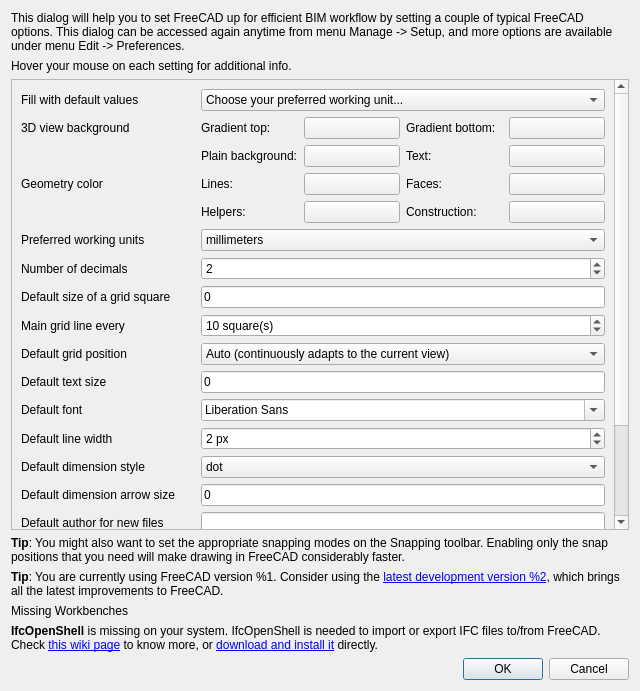
Above: src/Mod/BIM/Resources/ui/dialogSetup.ui from southseact-3d/fcd before the change. Below: the same form after it.
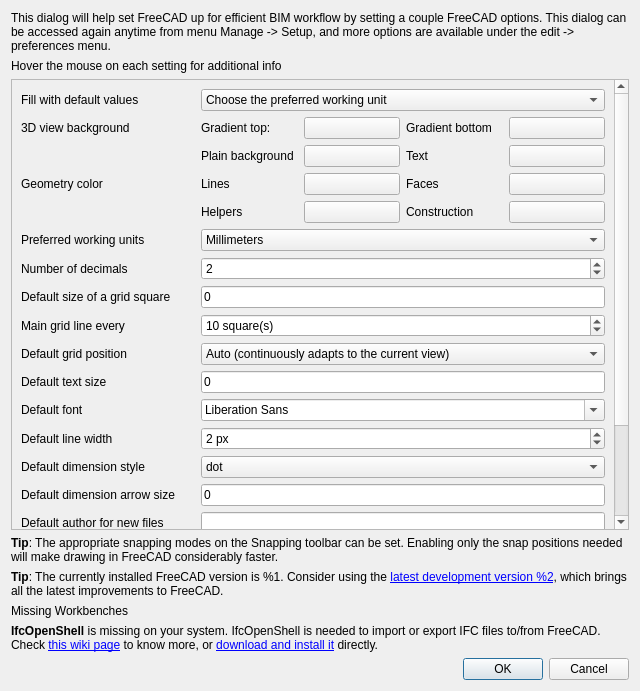
That is the form after the change. Custom widgets are drawn as their Qt base class.

```diff
--- a/src/Mod/BIM/Resources/ui/dialogSetup.ui
+++ b/src/Mod/BIM/Resources/ui/dialogSetup.ui
@@ -20,7 +20,7 @@
    <item>
     <widget class="QLabel" name="label_2">
      <property name="text">
-      <string>This dialog will help you to set FreeCAD up for efficient BIM workflow by setting a couple of typical FreeCAD options. This dialog can be accessed again anytime from menu Manage -&gt; Setup, and more options are available under menu Edit -&gt; Preferences.</string>
+      <string>This dialog will help set FreeCAD up for efficient BIM workflow by setting a couple FreeCAD options. This dialog can be accessed again anytime from menu Manage -&gt; Setup, and more options are available under the edit -&gt; preferences menu.</string>
      </property>
      <property name="wordWrap">
       <bool>true</bool>
@@ -30,7 +30,7 @@
    <item>
     <widget class="QLabel" name="label_18">
      <property name="text">
-      <string>Hover your mouse on each setting for additional info.</string>
+      <string>Hover the mouse on each setting for additional info</string>
      </property>
     </widget>
    </item>
@@ -82,7 +82,7 @@
            </property>
            <item>
             <property name="text">
-             <string>Choose your preferred working unit...</string>
+             <string>Choose the preferred working unit</string>
             </property>
            </item>
            <item>
@@ -116,7 +116,7 @@
            </property>
            <item>
             <property name="text">
-             <string>millimeters</string>
+             <string>Millimeters</string>
             </property>
            </item>
            <item>
@@ -360,21 +360,21 @@
            <item row="3" column="2">
             <widget class="QLabel" name="label_25">
              <property name="text">
-              <string>Construction:</string>
+              <string>Construction</string>
              </property>
             </widget>
            </item>
            <item row="3" column="0">
             <widget class="QLabel" name="label_26">
              <property name="text">
-              <string>Helpers:</string>
+              <string>Helpers</string>
              </property>
             </widget>
            </item>
            <item row="2" column="2">
             <widget class="QLabel" name="label_24">
              <property name="text">
-              <string>Faces:</string>
+              <string>Faces</string>
              </property>
             </widget>
            </item>
@@ -388,7 +388,7 @@
            <item row="2" column="0">
             <widget class="QLabel" name="label_23">
              <property name="text">
-              <string>Lines:</string>
+              <string>Lines</string>
              </property>
             </widget>
            </item>
@@ -416,7 +416,7 @@
            <item row="0" column="2">
             <widget class="QLabel" name="label_21">
              <property name="text">
-              <string>Gradient bottom:</string>
+              <string>Gradient bottom</string>
              </property>
             </widget>
            </item>
@@ -430,14 +430,14 @@
            <item row="1" column="0">
             <widget class="QLabel" name="label_29">
              <property name="text">
-              <string>Plain background:</string>
+              <string>Plain background</string>
              </property>
             </widget>
            </item>
            <item row="1" column="2">
             <widget class="QLabel" name="label_30">
              <property name="text">
-              <string>Text:</string>
+              <string>Text</string>
              </property>
             </widget>
            </item>
@@ -600,7 +600,7 @@
    <item>
     <widget class="QLabel" name="labelSnapTip">
      <property name="text">
-      <string>&lt;html&gt;&lt;head/&gt;&lt;body&gt;&lt;p&gt;&lt;span style=&quot; font-weight:600;&quot;&gt;Tip&lt;/span&gt;: You might also want to set the appropriate snapping modes on the Snapping toolbar. Enabling only the snap positions that you need will make drawing in FreeCAD considerably faster.&lt;/p&gt;&lt;/body&gt;&lt;/html&gt;</string>
+      <string>&lt;html&gt;&lt;head/&gt;&lt;body&gt;&lt;p&gt;&lt;span style=&quot; font-weight:600;&quot;&gt;Tip&lt;/span&gt;: The appropriate snapping modes on the Snapping toolbar can be set. Enabling only the snap positions needed will make drawing in FreeCAD considerably faster.&lt;/p&gt;&lt;/body&gt;&lt;/html&gt;</string>
      </property>
      <property name="wordWrap">
       <bool>true</bool>
@@ -610,7 +610,7 @@
    <item>
     <widget class="QLabel" name="labelVersion">
      <property name="text">
-      <string>&lt;html&gt;&lt;head/&gt;&lt;body&gt;&lt;p&gt;&lt;b&gt;Tip&lt;/b&gt;: You are currently using FreeCAD version %1. Consider using the &lt;a href=&quot;https://github.com/FreeCAD/FreeCAD/releases&quot;&gt;&lt;span style=&quot; text-decoration: underline; color:#0000ff;&quot;&gt;latest development version %2&lt;/span&gt;&lt;/a&gt;, which brings all the latest improvements to FreeCAD.&lt;/p&gt;&lt;/body&gt;&lt;/html&gt;</string>
+      <string>&lt;html&gt;&lt;head/&gt;&lt;body&gt;&lt;p&gt;&lt;b&gt;Tip&lt;/b&gt;: The currently installed FreeCAD version is %1. Consider using the &lt;a href=&quot;https://github.com/FreeCAD/FreeCAD/releases&quot;&gt;&lt;span style=&quot; text-decoration: underline; color:#0000ff;&quot;&gt;latest development version %2&lt;/span&gt;&lt;/a&gt;, which brings all the latest improvements to FreeCAD.&lt;/p&gt;&lt;/body&gt;&lt;/html&gt;</string>
      </property>
      <property name="wordWrap">
       <bool>true</bool>
```
Left out of the diff: 26 changed lines with no effect on the pictures.
